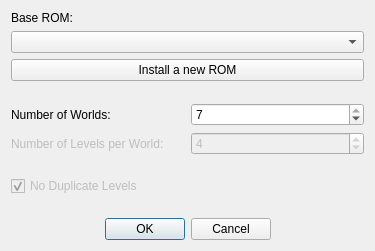
Above: SMB1/SMB1_Compliance_To_SMB1/Configure_Base_Form.ui from Coolcord/Level-Headed before the change. Below: the same form after it.
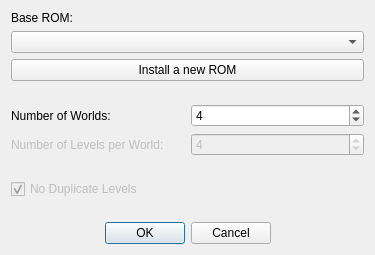
That is the form after the change.

Patch:
```diff
--- a/SMB1/SMB1_Compliance_To_SMB1/Configure_Base_Form.ui
+++ b/SMB1/SMB1_Compliance_To_SMB1/Configure_Base_Form.ui
@@ -7,7 +7,7 @@
     <x>0</x>
     <y>0</y>
     <width>375</width>
-    <height>251</height>
+    <height>255</height>
    </rect>
   </property>
   <property name="windowTitle">
@@ -68,7 +68,7 @@
           <number>7</number>
          </property>
          <property name="value">
-          <number>7</number>
+          <number>4</number>
          </property>
         </widget>
        </item>
```
